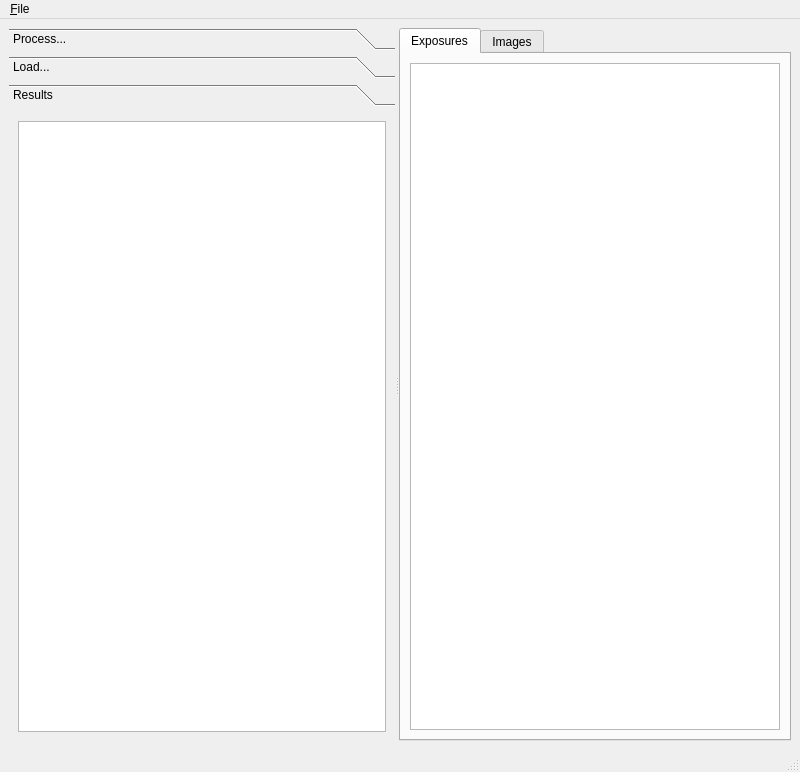
The window that cct/processing/mainwindow/mainwindow.ui (awacha/cct) describes before a commit, drawn with Qt 5.
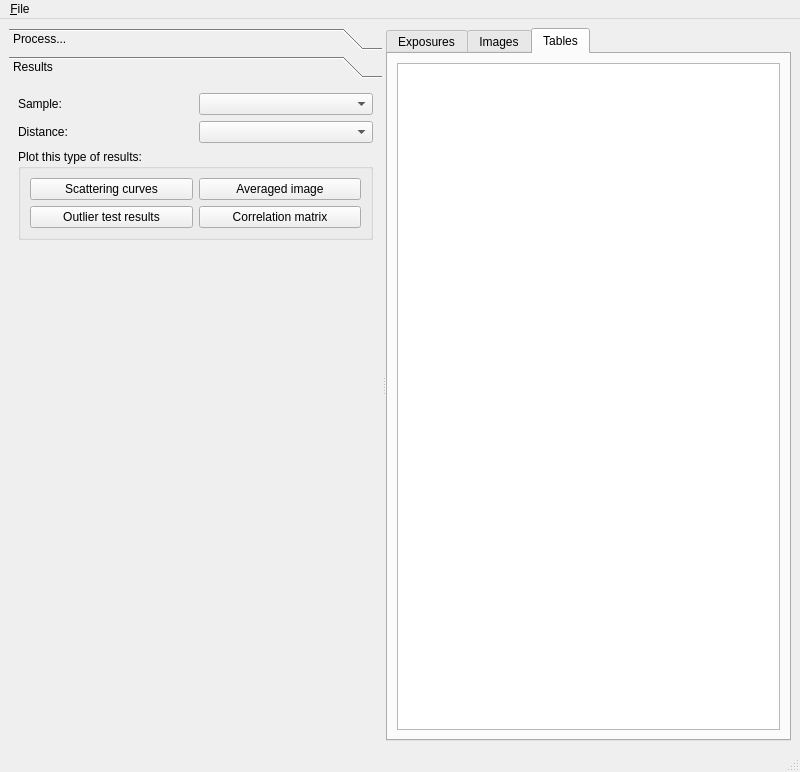
The same window after the commit. The open tabs and pages were chosen to show the change. Icons and pictures are not drawn.

```diff
--- a/cct/processing/mainwindow/mainwindow.ui
+++ b/cct/processing/mainwindow/mainwindow.ui
@@ -337,34 +337,88 @@
          </item>
         </layout>
        </widget>
-       <widget class="QWidget" name="loadPage">
-        <property name="geometry">
-         <rect>
-          <x>0</x>
-          <y>0</y>
-          <width>424</width>
-          <height>617</height>
-         </rect>
-        </property>
-        <attribute name="label">
-         <string>Load...</string>
-        </attribute>
-       </widget>
        <widget class="QWidget" name="resultsPage">
         <property name="geometry">
          <rect>
           <x>0</x>
           <y>0</y>
-          <width>424</width>
-          <height>617</height>
+          <width>395</width>
+          <height>648</height>
          </rect>
         </property>
         <attribute name="label">
          <string>Results</string>
         </attribute>
-        <layout class="QVBoxLayout" name="verticalLayout_3">
-         <item>
-          <widget class="QTreeView" name="resultsTreeView"/>
+        <layout class="QGridLayout" name="gridLayout_5">
+         <item row="1" column="0">
+          <widget class="QLabel" name="label_9">
+           <property name="text">
+            <string>Distance:</string>
+           </property>
+          </widget>
+         </item>
+         <item row="0" column="1">
+          <widget class="QComboBox" name="resultsSampleSelectorComboBox"/>
+         </item>
+         <item row="0" column="0">
+          <widget class="QLabel" name="label_8">
+           <property name="text">
+            <string>Sample:</string>
+           </property>
+          </widget>
+         </item>
+         <item row="1" column="1">
+          <widget class="QComboBox" name="resultsDistanceSelectorComboBox"/>
+         </item>
+         <item row="2" column="0" colspan="2">
+          <widget class="QGroupBox" name="groupBox_3">
+           <property name="title">
+            <string>Plot this type of results:</string>
+           </property>
+           <layout class="QGridLayout" name="gridLayout_6">
+            <item row="0" column="1">
+             <widget class="QPushButton" name="plotImagePushButton">
+              <property name="text">
+               <string>Averaged image</string>
+              </property>
+             </widget>
+            </item>
+            <item row="0" column="0">
+             <widget class="QPushButton" name="plotCurvesPushButton">
+              <property name="text">
+               <string>Scattering curves</string>
+              </property>
+             </widget>
+            </item>
+            <item row="1" column="0">
+             <widget class="QPushButton" name="plotCorMatTestResultsPushButton">
+              <property name="text">
+               <string>Outlier test results</string>
+              </property>
+             </widget>
+            </item>
+            <item row="1" column="1">
+             <widget class="QPushButton" name="plotCorMatPushButton">
+              <property name="text">
+               <string>Correlation matrix</string>
+              </property>
+             </widget>
+            </item>
+           </layout>
+          </widget>
+         </item>
+         <item row="3" column="0" colspan="2">
+          <spacer name="verticalSpacer_2">
+           <property name="orientation">
+            <enum>Qt::Vertical</enum>
+           </property>
+           <property name="sizeHint" stdset="0">
+            <size>
+             <width>20</width>
+             <height>40</height>
+            </size>
+           </property>
+          </spacer>
          </item>
         </layout>
        </widget>
@@ -374,7 +428,7 @@
         <item>
          <widget class="QTabWidget" name="tabWidget">
           <property name="currentIndex">
-           <number>0</number>
+           <number>2</number>
           </property>
           <widget class="QWidget" name="tab">
            <property name="sizePolicy">
@@ -413,6 +467,20 @@
             <string>Images</string>
            </attribute>
           </widget>
+          <widget class="QWidget" name="tableContainerWidget">
+           <attribute name="title">
+            <string>Tables</string>
+           </attribute>
+           <layout class="QVBoxLayout" name="verticalLayout_3">
+            <item>
+             <widget class="QTreeView" name="treeView">
+              <property name="alternatingRowColors">
+               <bool>true</bool>
+              </property>
+             </widget>
+            </item>
+           </layout>
+          </widget>
          </widget>
         </item>
        </layout>
```
Left out of the diff: 74 changed lines with no effect on the pictures.
